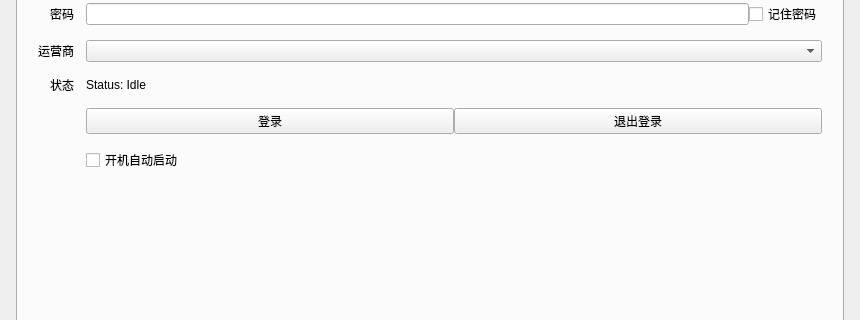
The window that mainwindow.ui (D3nesyan/JMCampusNetLinker) describes before a commit, drawn with Qt 5; both pictures show x 0 to 860 and y 96 to 416 of the 860 by 620 pixel window.
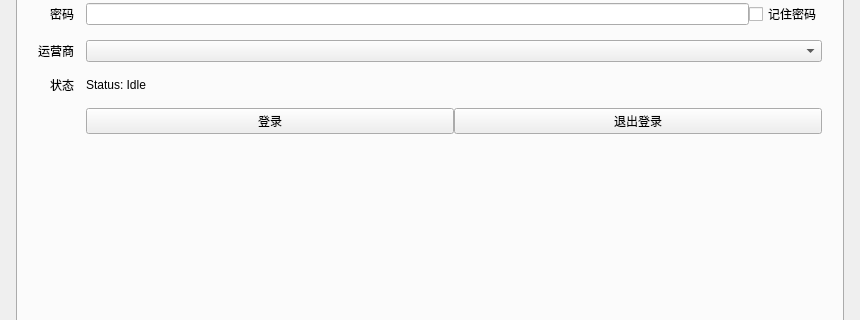
The same window after the commit.

What changed in the file:
```diff
--- a/mainwindow.ui
+++ b/mainwindow.ui
@@ -139,13 +139,6 @@
             </item>
            </layout>
           </item>
-          <item row="5" column="1">
-           <widget class="QCheckBox" name="autoStartCheckBox">
-            <property name="text">
-             <string>开机自动启动</string>
-            </property>
-           </widget>
-          </item>
          </layout>
         </item>
         <item>
```
